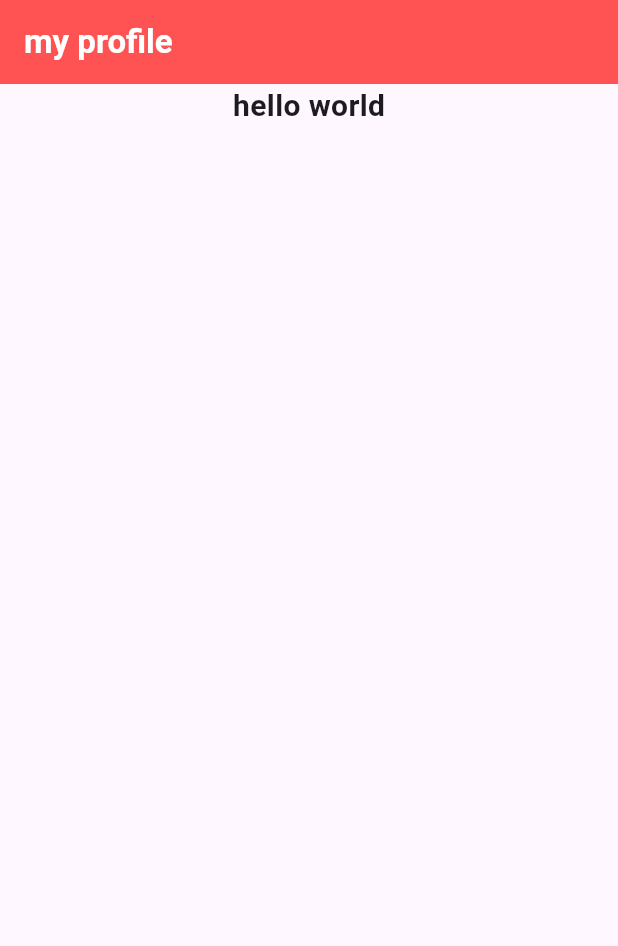
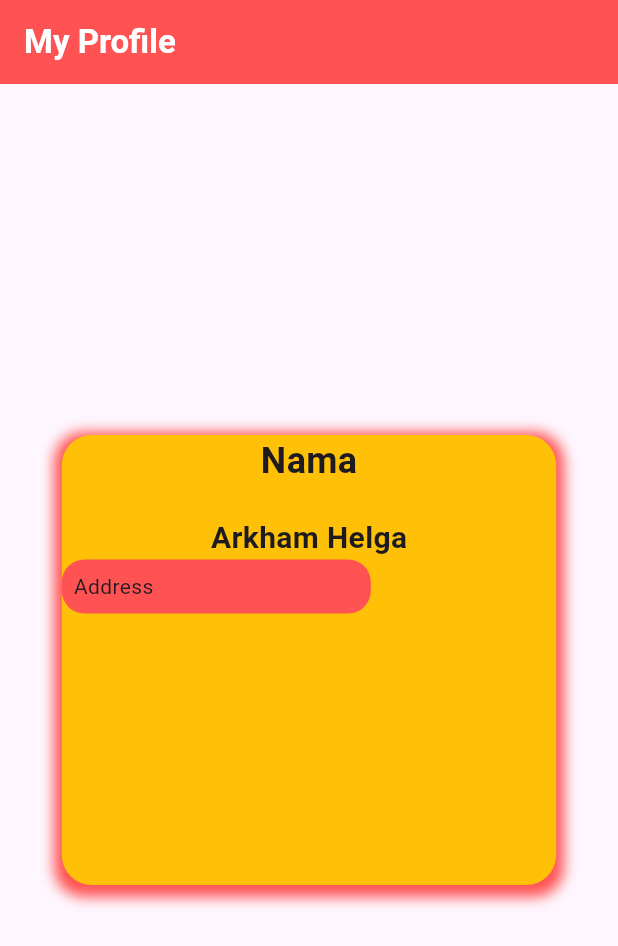
Before and after one commit to piss0/flutter_profile_card, a Flutter app: the screen it shows after launch, on a phone screen of 412 x 824 dp. Shown: the top 946 px of the screen. Run offline on Flutter 3.47's test engine with Material 3 defaults, Android fonts, the phone set to English and light mode, and no system bars.

Commit message:
belajar decoration dan container

```diff
--- a/lib/profile.dart
+++ b/lib/profile.dart
@@ -8,31 +8,79 @@ class profilecard extends StatelessWidget {
     return Scaffold(
       appBar: AppBar(
         backgroundColor: Colors.redAccent,
-        title: const Text('my profile',
-        style: TextStyle(
-          color: Colors.white,
-          fontWeight: FontWeight.bold,
-        ),),
+        title: const Text(
+          'My Profile',
+          style: TextStyle(color: Colors.white, fontWeight: FontWeight.bold),
+        ),
       ),
       body: Center(
         child: Column(
+          mainAxisAlignment: MainAxisAlignment.center,
           children: [
-            Text('hello world',style: TextStyle(fontSize: 20,
+            Container(
+              width: MediaQuery.of(context).size.width * 0.8, //
+              height: 300,
+              decoration: BoxDecoration(
+                borderRadius: BorderRadius.circular(20),
+                color: Colors.amber,
+                boxShadow: [
+                  BoxShadow(
+                    color: Colors.redAccent,
+                    spreadRadius: 5.0,
+                    blurRadius: 7.0,
+                    offset: Offset(0, 3),
+                  ),
+                ],
+              ),
+              child: Column(
+                children: [
+             Padding(
+                    padding: const EdgeInsets.only(bottom:  10),
+                    /**
+                     * only : hanya memberi satu posisi
+                     * symmetric : memberi jarak sumbu x/y
+                     * all: memberi semua jarak
+                     */
+                    child: Text(
+                      'Nama',
+                      style: TextStyle(
+                        fontSize: 24,
                         fontWeight: FontWeight.bold,
                       ),
+                    ),
+                  ),
+                  SizedBox(height: 10),
+                  Text(
+                    'Arkham Helga',
+                    style: TextStyle(fontSize: 20, fontWeight: FontWeight.bold),
                   ),
                   Row(
                     children: <Widget>[
                       Column(
-                  children: <Widget>[],
+                        children: <Widget>[
+                          Container(
+                            width: MediaQuery.of(context).size.width * 0.5,
+                            decoration: BoxDecoration(color: Colors.redAccent,
+                            borderRadius: BorderRadius.circular(
+                              15,
+                            )
+                            ),
+                            child: Padding(
+                              padding: const EdgeInsets.all(8.0),
+                              child: Text('Address'),
+                            ),
+                            ),
+                        ],
                       ),
                       Column(),
                     ],
-            )
+                  ),
+                ],
+              ),
+            ),
           ],
         ),
     ),
 );
 }
 }
-//codingan profile card
```
Lines whose indentation alone changed are shown as unchanged.
